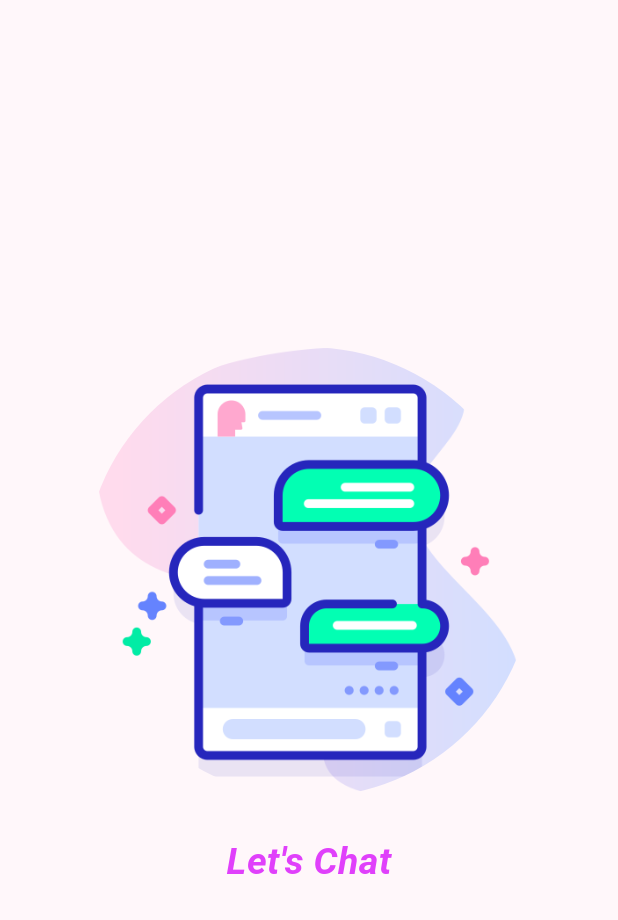
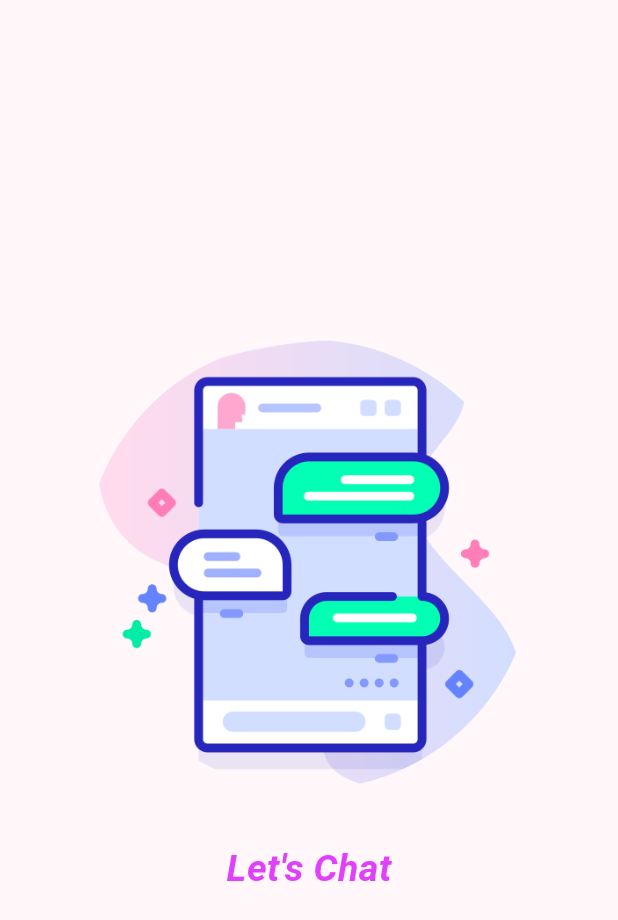
Before and after one commit to Vaibhav-Bhalala/chat_app_AF, a Flutter app: the SplashScreen screen opened by its route, on a phone screen of 412 x 824 dp. Shown: the top 920 px of the screen. Run offline on Flutter 3.47's test engine with Material 3 defaults, Android fonts, the light colour scheme and no system bars; our stand-ins replace cloud_firestore, firebase_auth, firebase_core, firebase_storage, get, google_sign_in and 3 more; accounts and stored records are empty; network calls fail.

Commit message:
set launcher icon and minor ui changes

```diff
--- a/lib/Modules/Views/Chat_Screen/Views/chat_screen.dart
+++ b/lib/Modules/Views/Chat_Screen/Views/chat_screen.dart
@@ -114,7 +114,7 @@ class Chat_Screen extends StatelessWidget {
                                     ),
                                   ),
                                   SizedBox(
-                                    height: 10,
+                                    height: 20,
                                   ),
                                   Text(
                                     "No Chat Yet....",
--- a/lib/Modules/Views/Splash_screen/Views/splash_screen.dart
+++ b/lib/Modules/Views/Splash_screen/Views/splash_screen.dart
@@ -41,7 +41,7 @@ class _SplashScreenState extends State<SplashScreen> {
               ),
             ),
             SizedBox(
-              height: 25,
+              height: 35,
             ),
             Text(
               "Let's Chat",
```
Also changed, not shown: 28 other files.
